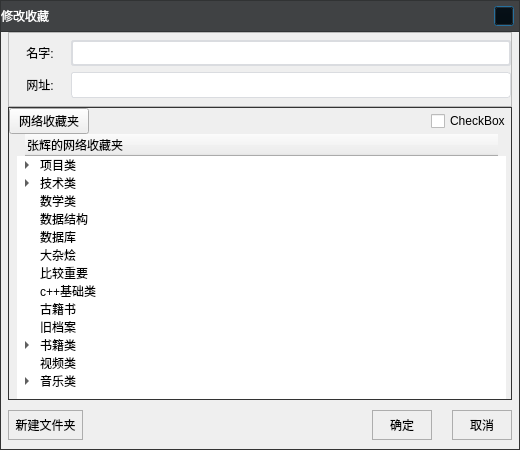
Old version of the form VideoPlayer/browser/WebMessageBox.ui in the repository huizhang556/pc-video-player.
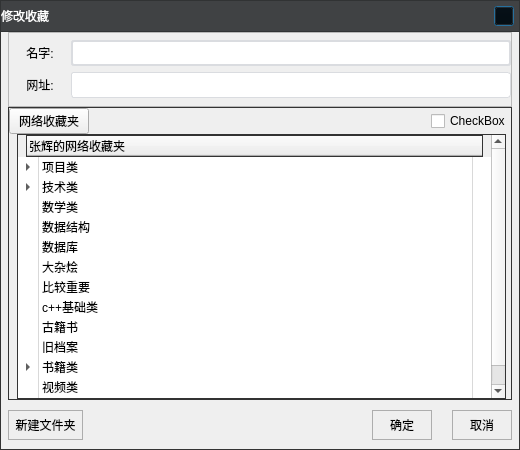
New version of the form. Icons and pictures are not drawn.

```diff
--- a/VideoPlayer/browser/WebMessageBox.ui
+++ b/VideoPlayer/browser/WebMessageBox.ui
@@ -475,14 +475,66 @@
              </size>
             </property>
             <property name="styleSheet">
-             <string notr="true">#treeWidget_marks
+             <string notr="true">QTreeWidget
 {
-border:none;
+/*show-decoration-selected: 1;*/
 }
 
-QHeaderView
+QTreeWidget::item 
 {
-border:none;
+border: 1px solid #d9d9d9;
+border-top-color: transparent;
+border-bottom-color: transparent;
+}
+
+QTreeWidget::item:hover 
+{
+background: qlineargradient(x1: 0, y1: 0, x2: 0, y2: 1, stop: 0 #e7effd, stop: 1 #cbdaf1);
+border: 1px solid #bfcde4;
+}
+
+QTreeWidget::item:selected 
+{
+border: 1px solid #567dbc;
+}
+
+QTreeWidget::item:selected:active
+{
+background: qlineargradient(x1: 0, y1: 0, x2: 0, y2: 1, stop: 0 #6ea1f1, stop: 1 #567dbc);
+}
+
+QTreeWidget::item:selected:!active 
+{
+background: qlineargradient(x1: 0, y1: 0, x2: 0, y2: 1, stop: 0 #6b9be8, stop: 1 #577fbf);
+}
+
+QTreeView::branch:has-siblings:!adjoins-item 
+{
+border-image: url(:/images/fileitem/file-vline.png) 0;
+}
+
+QTreeView::branch:has-siblings:adjoins-item 
+{
+border-image: url(:/images/fileitem/file-branch-more.png) 0;
+}
+
+QTreeView::branch:!has-children:!has-siblings:adjoins-item 
+{
+border-image: url(:/images/fileitem/file-branch-end.png) 0;
+}
+
+QTreeView::branch:has-children:!has-siblings:closed,
+QTreeView::branch:closed:has-children:has-siblings 
+{
+border-image: none;
+image: url(:/images/fileitem/file-branch-closed.png);
+}
+
+QTreeView::branch:open:has-children:!has-siblings,
+QTreeView::branch:open:has-children:has-siblings  
+{
+border-image: none;
+image: url(:/images/fileitem/file-branch-open.png);
 }</string>
             </property>
             <column>
```
